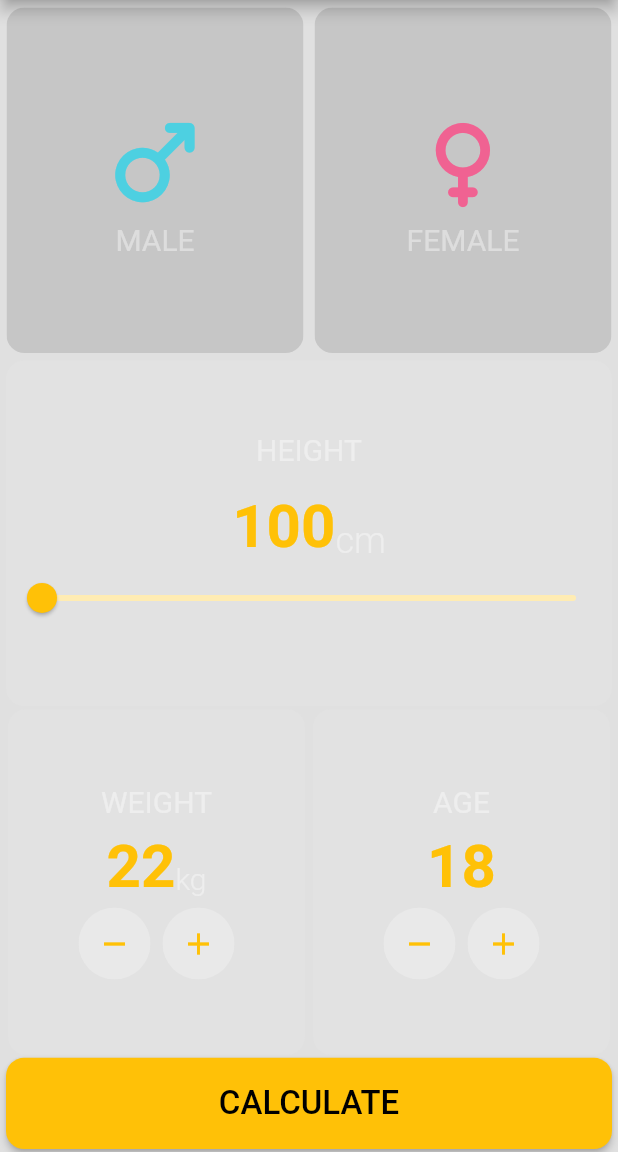
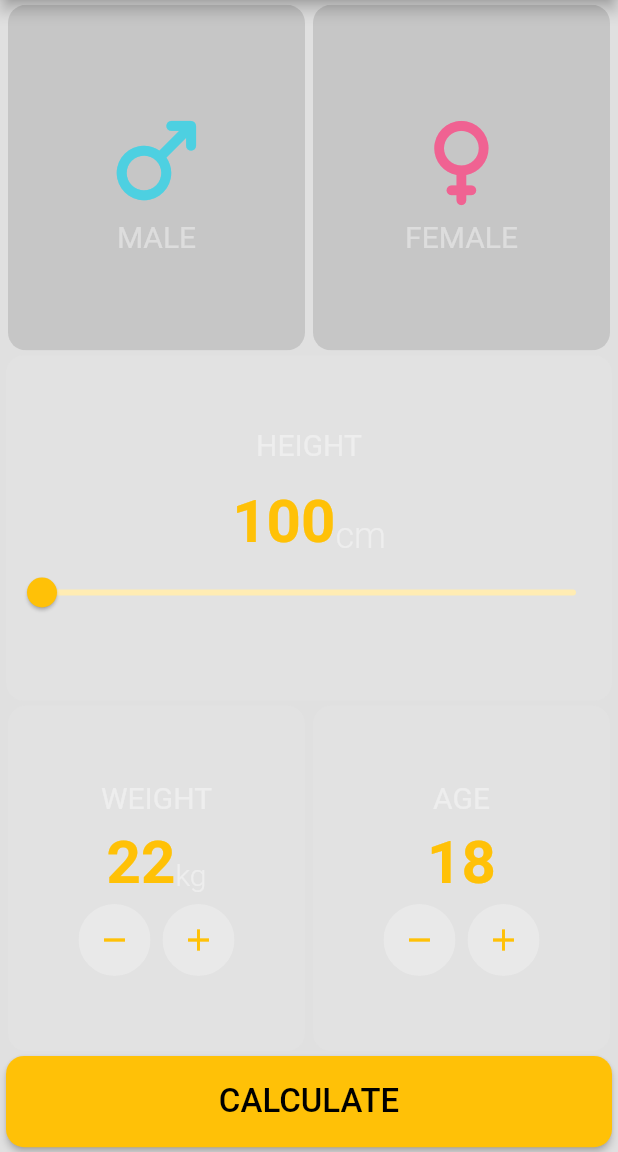
Before and after one commit to anoochit/bmi_calculator_ui, a Flutter app: the screen it shows after launch, on a phone screen of 412 x 824 dp, the part 84-1236 px from its top. Run offline on Flutter 3.47's test engine with Material 2 defaults, Android fonts, the phone set to English and light mode, and no system bars.

Commit message:
update screenshot

```diff
--- a/lib/widgets/gender_button.dart
+++ b/lib/widgets/gender_button.dart
@@ -22,9 +22,7 @@ class GenderButton extends StatelessWidget {
 
   @override
   Widget build(BuildContext context) {
-    return Padding(
-      padding: const EdgeInsets.all(3.0),
-      child: Container(
+    return Container(
       clipBehavior: Clip.antiAliasWithSaveLayer,
       width: width,
       height: height,
@@ -55,7 +53,6 @@ class GenderButton extends StatelessWidget {
           ),
         ),
       ),
-      ),
     );
   }
 }
```
Also changed, not shown: 3 other files. Lines whose indentation alone changed are shown as unchanged.
